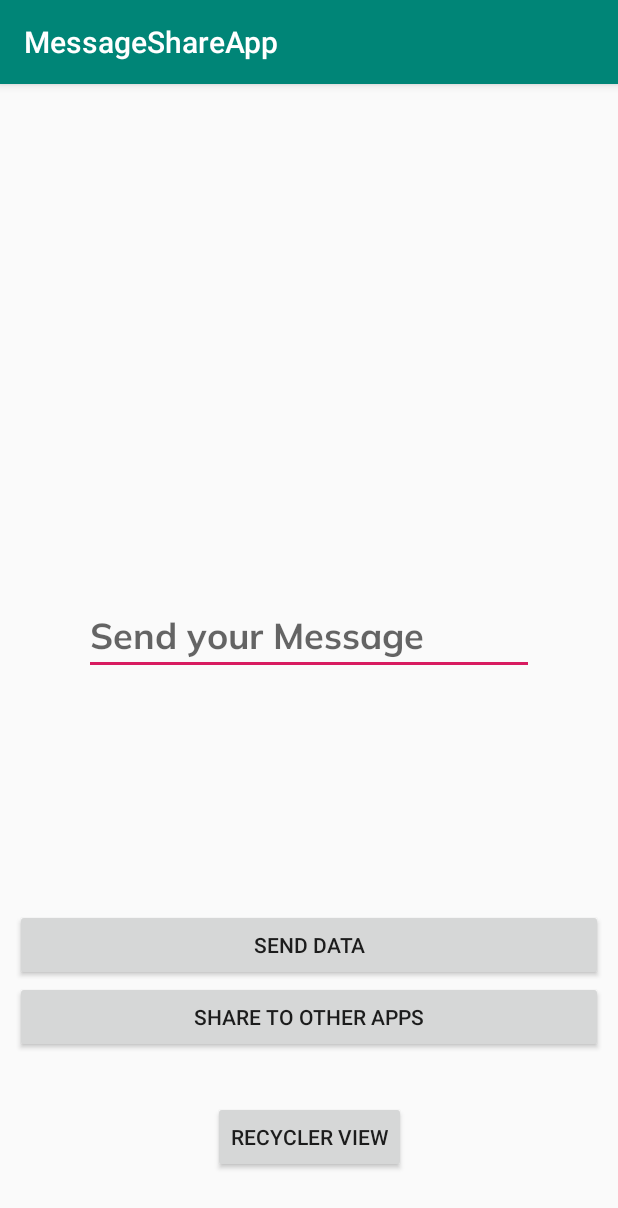
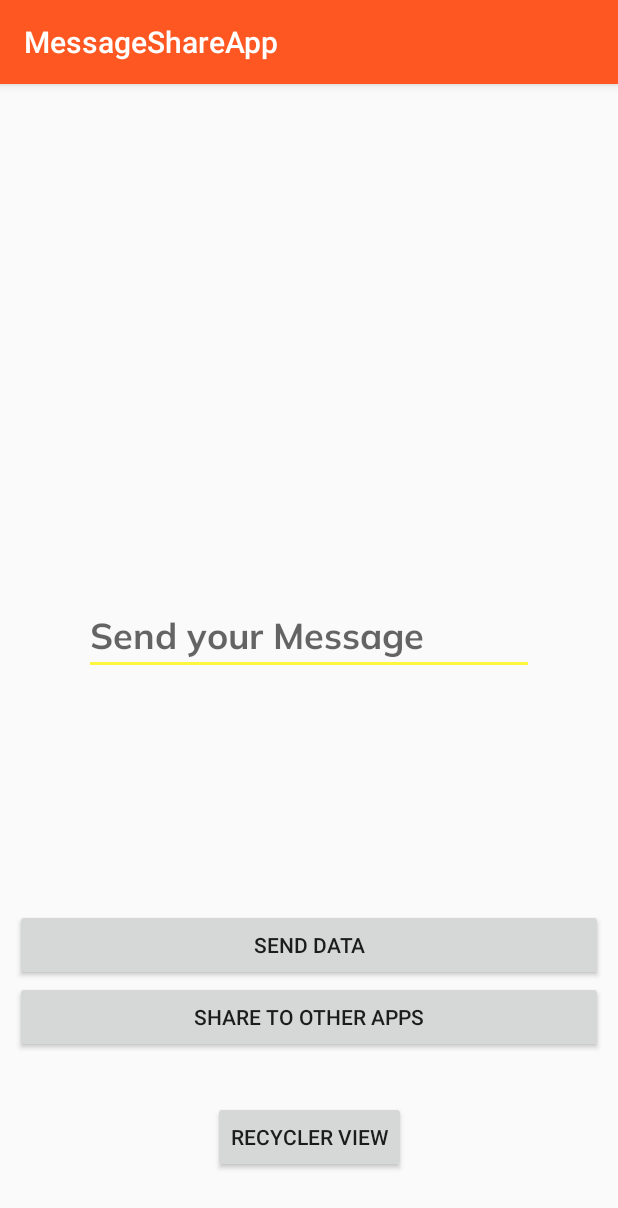
Before and after one commit to bkarabekir/android_kt, an Android app: the screen it shows after launch (MainActivity), on a phone screen of 412 x 824 dp. Shown: the top 1208 px of the screen. Run offline under Robolectric (Android 15) with nearby library versions, the phone set to English and light mode, and no system bars.

Commit message:
MessageShareApp v1.0

```diff
--- a/app/src/main/res/values/colors.xml
+++ b/app/src/main/res/values/colors.xml
@@ -1,6 +1,6 @@
 <?xml version="1.0" encoding="utf-8"?>
 <resources>
-    <color name="colorPrimary">#008577</color>
-    <color name="colorPrimaryDark">#00574B</color>
-    <color name="colorAccent">#D81B60</color>
+    <color name="colorPrimary">#ff5722</color>
+    <color name="colorPrimaryDark">#e64a19</color>
+    <color name="colorAccent">#fff640</color>
 </resources>
```
